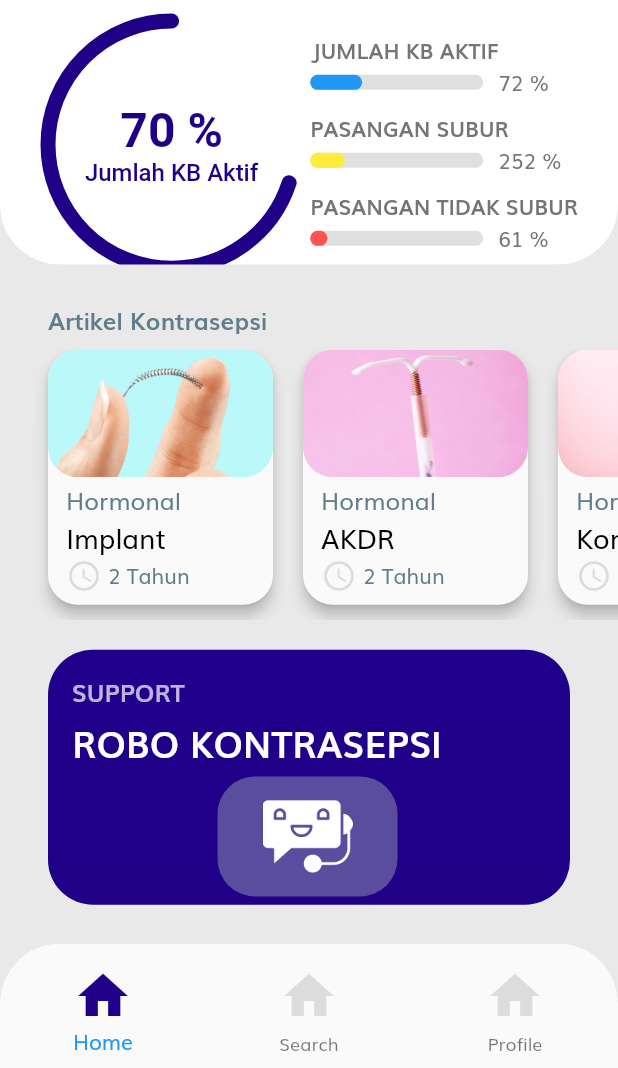
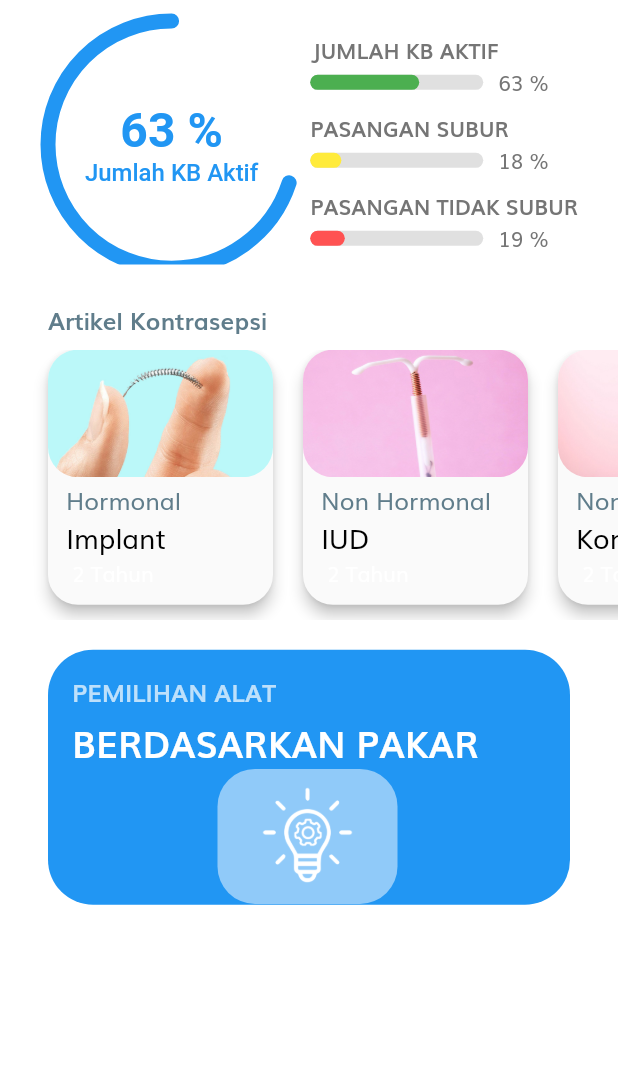
Before and after one commit to yasrilimam98/sispako-flutter, a Flutter app: the HomePage screen opened by its route, on a phone screen of 412 x 824 dp, the part 168-1236 px from its top. Run offline on Flutter 3.47's test engine with Material 2 defaults, Android fonts, the phone set to English and light mode, and no system bars; our stand-ins replace simple_animations.

Commit message:
update febuary

```diff
--- a/lib/Style/constant.dart
+++ b/lib/Style/constant.dart
@@ -1,6 +1,6 @@
 import 'package:flutter/material.dart';
 
-const kPrimaryColor = Color(0xFFFF7643);
+const kPrimaryColor = Color(0xFF2196F3);
 const kPrimaryLightColor = Color(0xFFFFECDF);
 const kPrimaryGradientColor = LinearGradient(
   begin: Alignment.topLeft,
--- a/lib/model/data.dart
+++ b/lib/model/data.dart
@@ -41,8 +41,8 @@ final data = [
       artikelkb:
           '''Implan adalah metode kontrasepsi hormonal yang efektif, tidak permanen dan dapat mencegah terjadinya kehamilan antara tiga hingga lima tahun. Implan memiliki 2 jenis, yaitu Non-Biodegradable Implan  dan Biodegradable Implan.'''),
   Data(
-      jenis: "Hormonal",
-      name: "AKDR",
+      jenis: "Non Hormonal",
+      name: "IUD",
       keterangan: "2 Tahun",
       imagePath: "assets/images/IUD.jpg",
       mekanisme: [
@@ -64,7 +64,7 @@ final data = [
       artikelkb:
           '''AKDR yang saat ini digunakan di Indonesia adalah CuT-380A. Penggunaan kontrasepsi ini sangat efektif, reversibel dan berjangka panjang akan tetapi perdarahan haid lebih banyak dari biasanya. Cara kerja dari AKDR ini dengan menghambat kemampuan sperma untuk masuk ke tuba fallopi, memengaruhi fertilisasi sebelum ovum mencapai kavum uteri, mencegah sperma dan ovum bertemu, memungkinkan pencegahan implantasi ovum dalam uterus serta mempertebal mukus serviks. AKDR sangat efektif digunakan dengan angka kegagalan 0,6 – 0,8 kehamilan per 100 perempuan dalam 1 tahun pertama. '''),
   Data(
-      jenis: "Hormonal",
+      jenis: "Non Hormonal",
       name: "Kondom",
       keterangan: "2 Tahun",
       imagePath: "assets/images/kondom.jpg",
@@ -133,7 +133,7 @@ final data = [
       artikelkb:
           '''AKDR yang saat ini digunakan di Indonesia adalah CuT-380A. Penggunaan kontrasepsi ini sangat efektif, reversibel dan berjangka panjang akan tetapi perdarahan haid lebih banyak dari biasanya. Cara kerja dari AKDR ini dengan menghambat kemampuan sperma untuk masuk ke tuba fallopi, memengaruhi fertilisasi sebelum ovum mencapai kavum uteri, mencegah sperma dan ovum bertemu, memungkinkan pencegahan implantasi ovum dalam uterus serta mempertebal mukus serviks. AKDR sangat efektif digunakan dengan angka kegagalan 0,6 – 0,8 kehamilan per 100 perempuan dalam 1 tahun pertama. '''),
   Data(
-      jenis: "Hormonal",
+      jenis: "Non Hormonal",
       name: "Kontap",
       keterangan: "2 Tahun",
       imagePath: "assets/images/kontap.jpg",
--- a/lib/screens/homes/home_screen.dart
+++ b/lib/screens/homes/home_screen.dart
@@ -2,7 +2,10 @@ import 'package:flutter/material.dart';
 import 'package:sispako/model/data.dart';
 import 'package:sispako/screens/homes/artikeldetail.dart';
 import 'package:sispako/screens/homes/robo.dart';
+import 'package:sispako/screens/homes/spk.dart';
 import 'package:vector_math/vector_math_64.dart' as math;
+
+import '../../main.dart';
 
 class HomePage extends StatelessWidget {
   static String routeName = "/homepage";
@@ -12,54 +15,54 @@ class HomePage extends StatelessWidget {
     final height = MediaQuery.of(context).size.height;
     final width = MediaQuery.of(context).size.width;
     return Scaffold(
-      backgroundColor: const Color(0xFFE9E9E9),
-      bottomNavigationBar: ClipRRect(
-        borderRadius: BorderRadius.vertical(top: Radius.circular(40)),
-        child: BottomNavigationBar(
-          iconSize: 40,
-          selectedIconTheme: IconThemeData(
-            color: const Color(0xFF200087),
-          ),
-          unselectedIconTheme: IconThemeData(
-            color: Colors.black12,
-          ),
-          items: [
-            BottomNavigationBarItem(
-              icon: Padding(
-                padding: const EdgeInsets.only(top: 8.0),
-                child: Icon(Icons.home),
-              ),
-              // ignore: deprecated_member_use
-              title: Text(
-                "Home",
-                style: const TextStyle(color: Colors.white),
-              ),
-            ),
-            BottomNavigationBarItem(
-              icon: Padding(
-                padding: const EdgeInsets.only(top: 8.0),
-                child: Icon(Icons.home),
-              ),
-              // ignore: deprecated_member_use
-              title: Text(
-                "Search",
-                style: const TextStyle(color: Colors.white),
-              ),
-            ),
-            BottomNavigationBarItem(
-              icon: Padding(
-                padding: const EdgeInsets.only(top: 8.0),
-                child: Icon(Icons.home),
-              ),
-              // ignore: deprecated_member_use
-              title: Text(
-                "Profile",
-                style: const TextStyle(color: Colors.white),
-              ),
-            ),
-          ],
-        ),
-      ),
+      // backgroundColor: const Color(0xFFE9E9E9),
+      // bottomNavigationBar: ClipRRect(
+      //   borderRadius: BorderRadius.vertical(top: Radius.circular(40)),
+      //   child: BottomNavigationBar(
+      //     iconSize: 40,
+      //     selectedIconTheme: IconThemeData(
+      //       color: const Color(0xFF200087),
+      //     ),
+      //     unselectedIconTheme: IconThemeData(
+      //       color: Colors.black12,
+      //     ),
+      //     items: [
+      //       BottomNavigationBarItem(
+      //         icon: Padding(
+      //           padding: const EdgeInsets.only(top: 8.0),
+      //           child: Icon(Icons.home),
+      //         ),
+      //         // ignore: deprecated_member_use
+      //         title: Text(
+      //           "Home",
+      //           style: const TextStyle(color: Colors.white),
+      //         ),
+      //       ),
+      //       BottomNavigationBarItem(
+      //         icon: Padding(
+      //           padding: const EdgeInsets.only(top: 8.0),
+      //           child: Icon(Icons.home),
+      //         ),
+      //         // ignore: deprecated_member_use
+      //         title: Text(
+      //           "Search",
+      //           style: const TextStyle(color: Colors.white),
+      //         ),
+      //       ),
+      //       BottomNavigationBarItem(
+      //         icon: Padding(
+      //           padding: const EdgeInsets.only(top: 8.0),
+      //           child: Icon(Icons.home),
+      //         ),
+      //         // ignore: deprecated_member_use
+      //         title: Text(
+      //           "Profile",
+      //           style: const TextStyle(color: Colors.white),
+      //         ),
+      //       ),
+      //     ],
+      //   ),
+      // ),
       body: Stack(
         children: <Widget>[
           Positioned(
@@ -112,9 +115,9 @@ class HomePage extends StatelessWidget {
                           children: <Widget>[
                             _IngredientProgress(
                               ingredient: "Jumlah KB Aktif",
-                              progress: 0.3,
-                              progressColor: Colors.blue,
-                              leftAmount: 72,
+                              progress: 0.63,
+                              progressColor: Colors.green,
+                              leftAmount: 63,
                               width: width * 0.28,
                             ),
                             SizedBox(
@@ -122,9 +125,9 @@ class HomePage extends StatelessWidget {
                             ),
                             _IngredientProgress(
                               ingredient: "Pasangan Subur",
-                              progress: 0.2,
+                              progress: 0.18,
                               progressColor: Colors.yellow,
-                              leftAmount: 252,
+                              leftAmount: 18,
                               width: width * 0.28,
                             ),
                             SizedBox(
@@ -132,9 +135,9 @@ class HomePage extends StatelessWidget {
                             ),
                             _IngredientProgress(
                               ingredient: "Pasangan Tidak Subur",
-                              progress: 0.1,
+                              progress: 0.2,
                               progressColor: Colors.redAccent,
-                              leftAmount: 61,
+                              leftAmount: 19,
                               width: width * 0.28,
                             ),
                           ],
@@ -208,8 +211,8 @@ class HomePage extends StatelessWidget {
                             begin: Alignment.topCenter,
                             end: Alignment.bottomCenter,
                             colors: [
-                              const Color(0xFF20008B),
-                              const Color(0xFF200087),
+                              const Color(0xFF2196F3),
+                              const Color(0xFF2196F3),
                             ],
                           ),
                         ),
@@ -223,7 +226,7 @@ class HomePage extends StatelessWidget {
                               padding:
                                   const EdgeInsets.only(top: 16.0, left: 16),
                               child: Text(
-                                "SUPPORT",
+                                "PEMILIHAN ALAT",
                                 style: TextStyle(
                                     color: Colors.white70,
                                     fontSize: 16,
@@ -234,7 +237,7 @@ class HomePage extends StatelessWidget {
                               padding:
                                   const EdgeInsets.only(top: 4.0, left: 16),
                               child: Text(
-                                "ROBO KONTRASEPSI",
+                                "BERDASARKAN PAKAR",
                                 style: TextStyle(
                                     color: Colors.white,
                                     fontSize: 24,
@@ -251,13 +254,13 @@ class HomePage extends StatelessWidget {
                                     decoration: BoxDecoration(
                                       borderRadius:
                                           BorderRadius.all(Radius.circular(25)),
-                                      color: const Color(0xFF5B4D9D),
+                                      color: const Color(0xFF90CAF9),
                                     ),
                                     padding: const EdgeInsets.all(10),
                                     child: Image.asset(
-                                      "assets/images/bot.png",
+                                      "assets/images/lamp.png",
                                       width: 100,
-                                      height: 60,
+                                      height: 70,
                                       color: Colors.white,
                                     ),
                                   ),
@@ -362,11 +365,11 @@ class _RadialProgress extends StatelessWidget {
             text: TextSpan(
               children: [
                 TextSpan(
-                  text: "70 %",
+                  text: "63 %",
                   style: TextStyle(
                       fontSize: 32,
                       fontWeight: FontWeight.w700,
-                      color: const Color(0xFF200087)),
+                      color: const Color(0xFF2196F3)),
                 ),
                 TextSpan(text: "\n"),
                 TextSpan(
@@ -374,7 +377,7 @@ class _RadialProgress extends StatelessWidget {
                   style: TextStyle(
                       fontSize: 16,
                       fontWeight: FontWeight.w500,
-                      color: const Color(0xFF200087)),
+                      color: const Color(0xFF2196F3)),
                 ),
               ],
             ),
@@ -394,7 +397,7 @@ class _RadialPainter extends CustomPainter {
   void paint(Canvas canvas, Size size) {
     Paint paint = Paint()
       ..strokeWidth = 10
-      ..color = Color(0xFF200087)
+      ..color = Color(0xFF2196F3)
       ..style = PaintingStyle.stroke
       ..strokeCap = StrokeCap.round;
     Offset center = Offset(size.width / 2, size.height / 2);
@@ -481,10 +484,6 @@ class _DataCard extends StatelessWidget {
                       ),
                       Row(
                         children: [
-                          Icon(
-                            Icons.access_time,
-                            color: Colors.black12,
-                          ),
                           SizedBox(
                             width: 4,
                           ),
@@ -493,7 +492,7 @@ class _DataCard extends StatelessWidget {
                             style: TextStyle(
                                 fontWeight: FontWeight.w500,
                                 fontSize: 14,
-                                color: Colors.blueGrey),
+                                color: Colors.white),
                           ),
                         ],
                       ),
--- a/lib/screens/homes/robo.dart
+++ b/lib/screens/homes/robo.dart
@@ -31,7 +31,7 @@ class RoboScreen extends StatelessWidget {
               ),
               ListTile(
                 title: Text(
-                  "ROBO CHAT",
+                  "PENGAMBILAN KEPUTUSAN ALAT ",
                   style: TextStyle(
                     fontWeight: FontWeight.w800,
                     fontSize: 24,
--- a/pubspec.yaml
+++ b/pubspec.yaml
@@ -32,6 +32,7 @@ dependencies:
   animations: ^1.0.0+5
   simple_animations: ^1.1.3
   page_transition: ^1.1.4
+
   flutter_svg: ^0.17.4 #untuk memasukan file svg
   provider: ^4.3.1 #Untuk state management
 
```
Also changed, not shown: lib/screens/homes/spk.dart (added, +182 -0 lines), assets/images/lamp.png (added).
